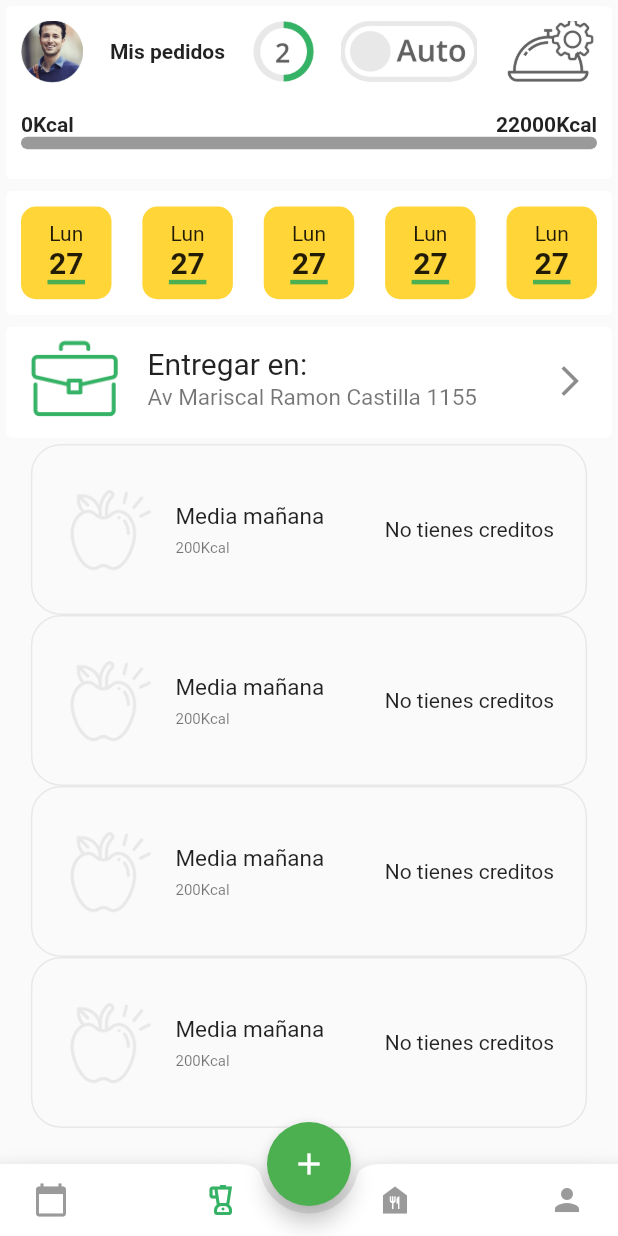
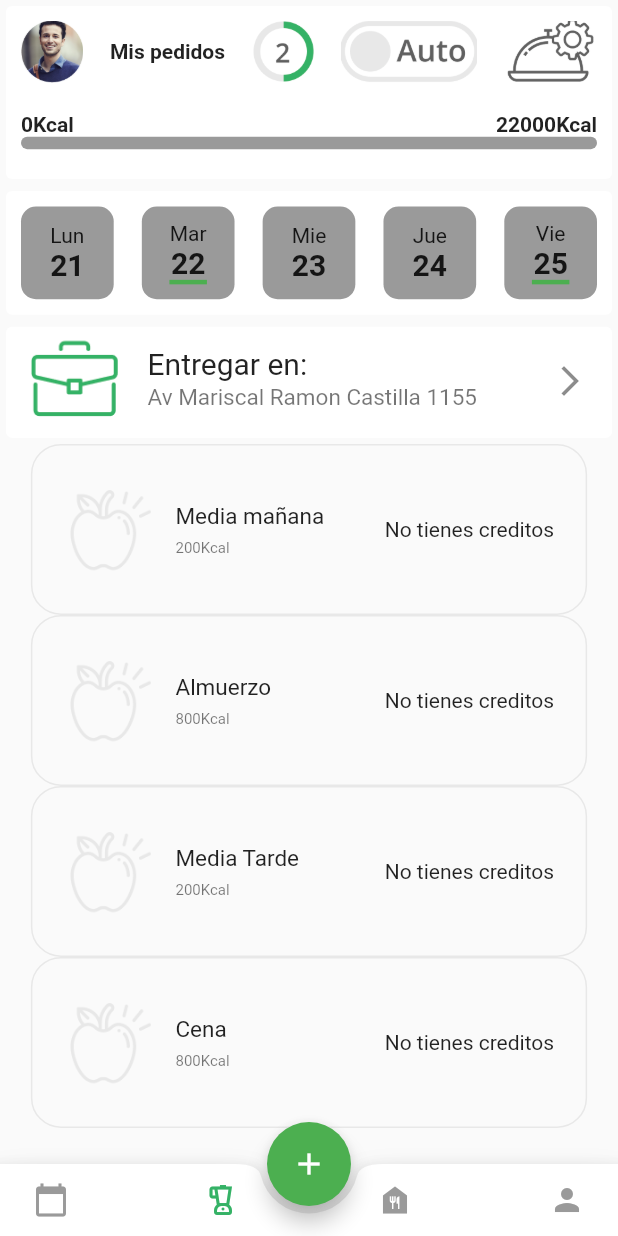
Before and after one commit to DavidIjsud/manz_reto, a Flutter app: the screen it shows after launch, on a phone screen of 412 x 824 dp. Run offline on Flutter 3.47's test engine with Material 2 defaults, Android fonts, the phone set to English and light mode, and no system bars.

Commit message:
Saving more avance

```diff
--- a/assets/jsons/daysOrdered.json
+++ b/assets/jsons/daysOrdered.json
@@ -3,12 +3,14 @@
     "message" : "Data Found",
     "data" : [
               {
+                  "id"  : 1,
                   "day" : "Lunes",
                   "numb" : 21,
                   "ordered" : false,
                   "comida" : null
               },
               {
+                  "id"  : 2,
                   "day" : "Martes",
                   "numb" : 22,
                   "ordered" : true,
@@ -33,16 +35,19 @@
                            ]
                   }
               },{
+                  "id"  : 3,
                   "day" : "Miercoles",
                   "numb" : 23,
                   "ordered" : false,
                   "comida" : null
               },{
+                  "id"  : 4,
                   "day" : "Jueves",
                   "numb" : 24,
                   "ordered" : false,
                   "comida" : null
               },{
+                  "id"  : 5,
                   "day" : "Viernes",
                   "numb" : 25,
                   "ordered" : true,
--- a/lib/blocs/homePageBloc.dart
+++ b/lib/blocs/homePageBloc.dart
@@ -1,24 +1,55 @@
 import 'dart:async';
+
+import 'package:manzana_verde_reto/classEvents/addFoodEvent.dart';
+import 'package:manzana_verde_reto/classEvents/eventBase.dart';
+import 'package:manzana_verde_reto/classEvents/selectedDayEvent.dart';
 
 class HomePageBloc {
 
-  StreamController<int> _input = new StreamController<int>();   //para la entrada
-  StreamController<int> _output = new StreamController<int>(); // para la salida
+  final StreamController<EventSelectedDay> _input = new StreamController();
+  final StreamController<EventSelectedDay> _output = new StreamController.broadcast();
 
-  StreamSink<int> get streamSinkCounter => _input.sink;
-  Stream<int> get streamCounter => _output.stream;
+  Stream<EventSelectedDay> get streamGetEventedDay => _output.stream;
+  StreamSink<EventSelectedDay> get streamSinkEventedDay => _input.sink;
 
-  HomePageBloc(){
-        _input.stream.listen( _onEvent );
+    final StreamController<AddFoodEvent> _inputFood = new StreamController();
+  final StreamController<AddFoodEvent> _outputFood = new StreamController.broadcast();
+
+  Stream<AddFoodEvent> get streamGetFoodEvent => _outputFood.stream;
+  StreamSink<AddFoodEvent> get streamSinkFoodEvent => _inputFood.sink;
+
+
+
+
+  static final HomePageBloc _singletonHomePageBloc = HomePageBloc._internal();
+
+
+  factory HomePageBloc(){
+    return _singletonHomePageBloc;
+  }
+
+  HomePageBloc._internal(){
+       _input.stream.listen( _onEvent );
   }
 
   void dispose(){
     _input.close();
     _output.close();
+    _outputFood.close();
+    _inputFood.close();
   }
 
-  void _onEvent( elemento ){
-       _output.sink.add(1);
+  void _onEvent( EventBase event ){
+
+       if( event is EventSelectedDay ){
+           print( event.btnSelected );
+           this._output.add(event);
+       }
+
+       if( event is AddFoodEvent ){
+           this._outputFood.add(event);
+       }
+
   }
 
 }
--- /dev/null
+++ b/lib/classEvents/addFoodEvent.dart
@@ -0,0 +1,12 @@
+import 'package:manzana_verde_reto/classEvents/eventBase.dart';
+
+class AddFoodEvent extends EventBase{
+
+      bool needAddFood;
+
+      AddFoodEvent(this.needAddFood);
+
+      bool get getNeedAddFood => this.getNeedAddFood;
+      void set neededAddFood( bool v ) => this.needAddFood = v;
+
+}
--- /dev/null
+++ b/lib/classEvents/eventBase.dart
@@ -0,0 +1,5 @@
+class EventBase{
+
+
+
+}
--- /dev/null
+++ b/lib/classEvents/selectedDayEvent.dart
@@ -0,0 +1,17 @@
+import 'package:manzana_verde_reto/classEvents/eventBase.dart';
+
+class EventSelectedDay extends EventBase{
+
+      bool _btnSelected;
+      int _idBtnSelected;
+
+      EventSelectedDay(this._btnSelected , this._idBtnSelected ) ;
+
+      int get idBtnSelected => _idBtnSelected;
+      void set idBtnSelected( int id ) => idBtnSelected = id;
+
+      bool get btnSelected => _btnSelected;
+      void set btnSelected(bool value) => _btnSelected = value;
+
+
+}
--- a/lib/models/dayInformation.dart
+++ b/lib/models/dayInformation.dart
@@ -1,19 +1,22 @@
-import 'package:manzana_verde_reto/models/day.dart';
+import 'package:manzana_verde_reto/models/food.dart';
 
 class DayInformation {
     DayInformation({
+        required this.id,
         required this.day,
         required this.numb,
         required this.ordered,
         required this.comida,
     });
 
+    int id;
     String day;
     int numb;
     bool ordered;
     Comida? comida;
 
     factory DayInformation.fromJson(Map<String, dynamic> json) => DayInformation(
+        id : json["id"],
         day: json["day"],
         numb: json["numb"],
         ordered: json["ordered"],
@@ -21,6 +24,7 @@ class DayInformation {
     );
 
     Map<String, dynamic> toJson() => {
+        "id" : id,
         "day": day,
         "numb": numb,
         "ordered": ordered,
--- a/lib/pages/homePage.dart
+++ b/lib/pages/homePage.dart
@@ -51,9 +51,9 @@ class _HomePageState extends State<MisPedidosPage> {
                  Card( child:  WidgetCalendar() , elevation: 0,  ),
                  Card( child: WidgetDeliveryInfo(), elevation: 0,  ),
                  WidgetSesion("Media mañana", 200, false, "assets/images/media_manana.png"),
-                 WidgetSesion("Media mañana", 200, false, "assets/images/media_manana.png"),
-                 WidgetSesion("Media mañana", 200, false, "assets/images/media_manana.png"),
-                 WidgetSesion("Media mañana", 200, false, "assets/images/media_manana.png")
+                 WidgetSesion("Almuerzo", 800, false, "assets/images/media_manana.png"),
+                 WidgetSesion("Media Tarde", 200, false, "assets/images/media_manana.png"),
+                 WidgetSesion("Cena", 800, false, "assets/images/media_manana.png")
            ],
       ),
     )  ,
--- a/lib/providers/http_requests.dart
+++ b/lib/providers/http_requests.dart
@@ -1,9 +1,21 @@
+
+
+import 'dart:convert';
+
+import 'package:flutter/services.dart';
+import 'package:manzana_verde_reto/models/daysData.dart';
+
 class RequestsHttp{
 
-  // static Future<Map<String,dynamic>> get(String url){
+   static Future<DaysData> getDataDaysOrdered() async {
 
-  //   return Future.value(requests.get(url));
+        DaysData daysData;
+        final String response = await rootBundle.loadString('assets/jsons/daysOrdered.json');
+       return   await   Future.delayed( Duration( seconds: 3  ), () async {
+                daysData = DaysData.fromJson( await  json.decode(response));
+                return daysData;
+        } );
 
-  // }
+   }
 
 }
--- a/lib/widgets/homePageWidgets/widgetCalendar.dart
+++ b/lib/widgets/homePageWidgets/widgetCalendar.dart
@@ -1,4 +1,9 @@
 import 'package:flutter/material.dart';
+import 'package:manzana_verde_reto/blocs/homePageBloc.dart';
+import 'package:manzana_verde_reto/classEvents/selectedDayEvent.dart';
+import 'package:manzana_verde_reto/helpers/constantes.dart';
+import 'package:manzana_verde_reto/models/daysData.dart';
+import 'package:manzana_verde_reto/providers/http_requests.dart';
 import 'package:manzana_verde_reto/widgets/homePageWidgets/widgetDay.dart';
 
 class WidgetCalendar extends StatefulWidget {
@@ -9,6 +14,17 @@ class WidgetCalendar extends StatefulWidget {
 }
 
 class _WidgetCalendarState extends State<WidgetCalendar> {
+
+
+   HomePageBloc _homePageBloc = new HomePageBloc();
+
+  @override
+  void initState() {
+    // TODO: implement initState
+    super.initState();
+  }
+
+
   @override
   Widget build(BuildContext context) {
 
@@ -19,21 +35,47 @@ class _WidgetCalendarState extends State<WidgetCalendar> {
       child: Container(
             width: phoneSize.width,
             height: phoneSize.height * 0.1,
-            child: Row(
-                mainAxisAlignment: MainAxisAlignment.center,
-                children: [
-                     Expanded(child: WidgetDay("Lunes", 1)),
-                     SizedBox( width:  phoneSize.width * 0.05 , ),
-                     Expanded(child: WidgetDay("Lunes", 1)),
-                     SizedBox( width:  phoneSize.width * 0.05, ),
-                     Expanded(child: WidgetDay("Lunes", 1)),
-                     SizedBox( width:  phoneSize.width * 0.05 ),
-                     Expanded(child: WidgetDay("Lunes", 1)),
-                     SizedBox( width:  phoneSize.width * 0.05, ),
-                     Expanded(child: WidgetDay("Lunes", 1))
-                ],
-            ),
+            child:  FutureBuilder(
+              future: widgetsDays(),
+              builder: ( _ , AsyncSnapshot<List<Widget> > asyncSnapshot ){
+                    if( asyncSnapshot.hasError ||  !asyncSnapshot.hasData ){
+                        return Center(
+                            child:  CircularProgressIndicator( color:  Colores.greenColorManzanaVerde  , ) ,
+                        );
+                    }
+
+                    return Row(
+                        mainAxisAlignment: MainAxisAlignment.spaceBetween,
+                        children:  asyncSnapshot.data! ,
+                    );
+              }
+            )
       ),
     );
   }
+
+   Future<List<Widget> >  widgetsDays() async  {
+
+        List<Widget> listaWidgets = [];
+        DaysData daysData   = await  RequestsHttp.getDataDaysOrdered();
+
+        if( daysData.status  ){
+            daysData.data.forEach( (day) {
+                listaWidgets.add(
+
+                                 GestureDetector(
+                                   onTap: (){
+                                        _homePageBloc.streamSinkEventedDay.add( new EventSelectedDay(true ,  day.id  ) );
+                                   },
+                                   child: WidgetDay( day.day.substring(0,3)  ,  day.numb , day.ordered , day.id   )
+                              )
+
+                 );
+            });
+        }
+
+        return listaWidgets;
+
+    }
+
 }
--- a/lib/widgets/homePageWidgets/widgetDay.dart
+++ b/lib/widgets/homePageWidgets/widgetDay.dart
@@ -1,40 +1,72 @@
 import 'package:flutter/material.dart';
+import 'package:manzana_verde_reto/blocs/homePageBloc.dart';
+import 'package:manzana_verde_reto/classEvents/selectedDayEvent.dart';
 import 'package:manzana_verde_reto/helpers/constantes.dart';
 
 class WidgetDay extends StatefulWidget {
 
    final String day;
    final int number;
+   final bool ordened;
+   final int idBtn;
 
-  const WidgetDay( this.day ,    this.number  , { Key? key   }) : super(key: key);
+  const WidgetDay( this.day ,    this.number  ,  this.ordened  , this.idBtn , { Key? key   }) : super(key: key);
 
   @override
   _WidgetDayState createState() => _WidgetDayState();
 }
 
 class _WidgetDayState extends State<WidgetDay> {
+
+
+  HomePageBloc _homePageBloc = new HomePageBloc();
+
+
   @override
   Widget build(BuildContext context) {
     final phoneSize = MediaQuery.of(context).size;
     return Container(
+      child: StreamBuilder<EventSelectedDay>(
+        stream:  this._homePageBloc.streamGetEventedDay  ,
+        builder: (context, AsyncSnapshot<EventSelectedDay>  snapshot) {
+          print(snapshot.hasData);
+          return Container(
                 width: phoneSize.width * 0.15,
                 height: phoneSize.width * 0.15,
                 decoration: BoxDecoration(
-              color: Colores.yellowColorManzanaVerde,
+                    color:   verifyColor(snapshot)  ,
                     borderRadius: BorderRadius.all( Radius.circular(10) )
                 ),
                 child:  Column(
                      mainAxisAlignment: MainAxisAlignment.center,
                      children: [
-                     Text("Lun"),
-                     Text( "27" , style: TextStyle( fontWeight: FontWeight.bold , fontSize: 20  ),  ),
-                     Container(
+                           Text(widget.day  ),
+                           Text( widget.number.toString() , style: TextStyle( fontWeight: FontWeight.bold , fontSize: 20  ),  ),
+                           widget.ordened ?  Container(
                                 width: 25,
                                 height: 3,
                                 color: Colors.green,
-                     )
+                           ) : Container(),
                      ],
                 ) ,
           );
         }
+      ),
+    );
   }
+
+  Color verifyColor( AsyncSnapshot<EventSelectedDay> snapshot ){
+
+      if( snapshot.hasData ){
+
+              if( snapshot.data?.idBtnSelected == widget.idBtn ){
+                  return Colores.yellowColorManzanaVerde;
+              }
+
+       }
+
+     return Colores.almostBlackColorManzanaVerde;
+
+  }
+
+}
--- a/pubspec.yaml
+++ b/pubspec.yaml
@@ -35,3 +35,4 @@ flutter:
     - assets/images/media_manana.png
     - assets/images/media_tarde.png
     - assets/images/pack.png
+    - assets/jsons/daysOrdered.json
```
Also changed, not shown: lib/models/food.dart (renamed from lib/models/day.dart). Lines whose indentation alone changed are shown as unchanged.
